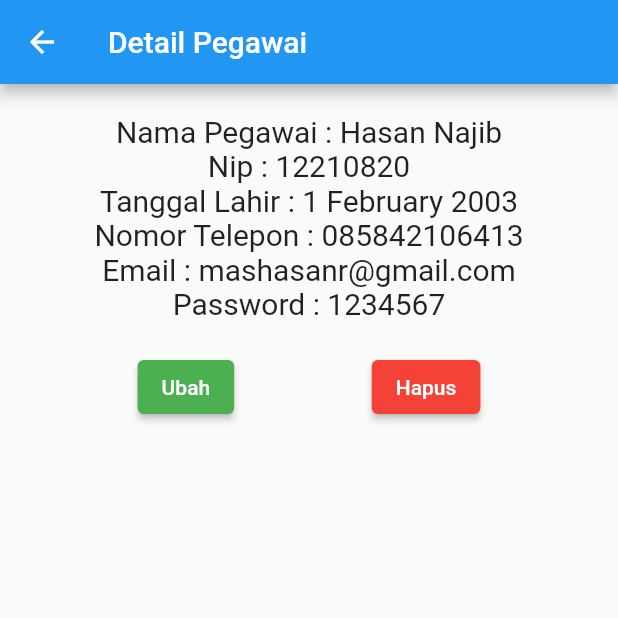
After one commit to siihasann/flutter_application_hasn, a Flutter app: the PegawaiPage screen opened directly, after a tap on "Data Pegawai", on a phone screen of 412 x 824 dp, the top half of it. The commit adds this screen. Run offline on Flutter 3.47's test engine with Material 2 defaults, Android fonts, the phone set to English and light mode, and no system bars.

Commit message:
membuat halaman pasien dan pegawai

```diff
--- /dev/null
+++ b/lib/ui/pegawai_detail.dart
@@ -0,0 +1,64 @@
+import 'package:flutter/material.dart';
+import '../model/pegawai.dart';
+
+class PegawaiDetail extends StatefulWidget {
+  final Pegawai pegawai;
+
+  const PegawaiDetail({super.key, required this.pegawai});
+
+  @override
+  State<PegawaiDetail> createState() => _PegawaiDetailState();
+}
+
+class _PegawaiDetailState extends State<PegawaiDetail> {
+  @override
+  Widget build(BuildContext context) {
+    return Scaffold(
+      appBar: AppBar(title: Text("Detail Pegawai")),
+      body: Column(
+        children: [
+          SizedBox(height: 20),
+          Text(
+            "Nama Pegawai : ${widget.pegawai.namaPegawai}",
+            style: TextStyle(fontSize: 20),
+          ),
+          Text(
+            "Nip : ${widget.pegawai.nip}",
+            style: TextStyle(fontSize: 20),
+          ),
+          Text(
+            "Tanggal Lahir : ${widget.pegawai.tanggal_lahir}",
+            style: TextStyle(fontSize: 20),
+          ),
+          Text(
+            "Nomor Telepon : ${widget.pegawai.nomor_telepon}",
+            style: TextStyle(fontSize: 20),
+          ),
+          Text(
+            "Email : ${widget.pegawai.email}",
+            style: TextStyle(fontSize: 20),
+          ),
+          Text(
+            "Password : ${widget.pegawai.password}",
+            style: TextStyle(fontSize: 20),
+          ),
+          SizedBox(height: 20),
+          Row(
+            mainAxisAlignment: MainAxisAlignment.spaceEvenly,
+            children: [
+              ElevatedButton(
+                  onPressed: () {},
+                  style:
+                      ElevatedButton.styleFrom(backgroundColor: Colors.green),
+                  child: const Text("Ubah")),
+              ElevatedButton(
+                  onPressed: () {},
+                  style: ElevatedButton.styleFrom(backgroundColor: Colors.red),
+                  child: const Text("Hapus")),
+            ],
+          )
+        ],
+      ),
+    );
+  }
+}
--- /dev/null
+++ b/lib/ui/pegawai_page.dart
@@ -0,0 +1,54 @@
+import 'package:flutter/material.dart';
+import '../model/pegawai.dart';
+import 'pegawai_detail.dart';
+
+class PegawaiPage extends StatefulWidget {
+  const PegawaiPage({super.key});
+
+  @override
+  State<PegawaiPage> createState() => _PegawaiPageState();
+}
+
+class _PegawaiPageState extends State<PegawaiPage> {
+  @override
+  Widget build(BuildContext context) {
+    return Scaffold(
+      appBar: AppBar(title: const Text("Data Pegawai")),
+      body: ListView(
+        children: [
+          GestureDetector(
+            child: Card(
+              child: ListTile(
+                title: const Text("Data Pegawai"),
+              ),
+            ),
+            onTap: () {
+              Pegawai datapegawai = new Pegawai(
+                  namaPegawai: "Hasan Najib",
+                  nip: "12210820",
+                  tanggal_lahir: "1 February 2003",
+                  nomor_telepon: "085842106413",
+                  email: "mashasanr@gmail.com",
+                  password: "1234567");
+              Navigator.push(
+                  context,
+                  MaterialPageRoute(
+                      builder: (context) =>
+                          PegawaiDetail(pegawai: datapegawai)));
+            },
+          ),
+          Card(
+            child: ListTile(
+              title: const Text("Poli Kandungan"),
+            ),
+          ),
+          Card(
+            child: ListTile(
+              title: const Text("Poli Gigi"),
+            ),
+          )
+        ],
+      ),
+    );
+  }
+}
```
Also changed, not shown: lib/main.dart (+4 -3 lines), lib/ui/pasien_detail.dart (added, +60 -0 lines).
